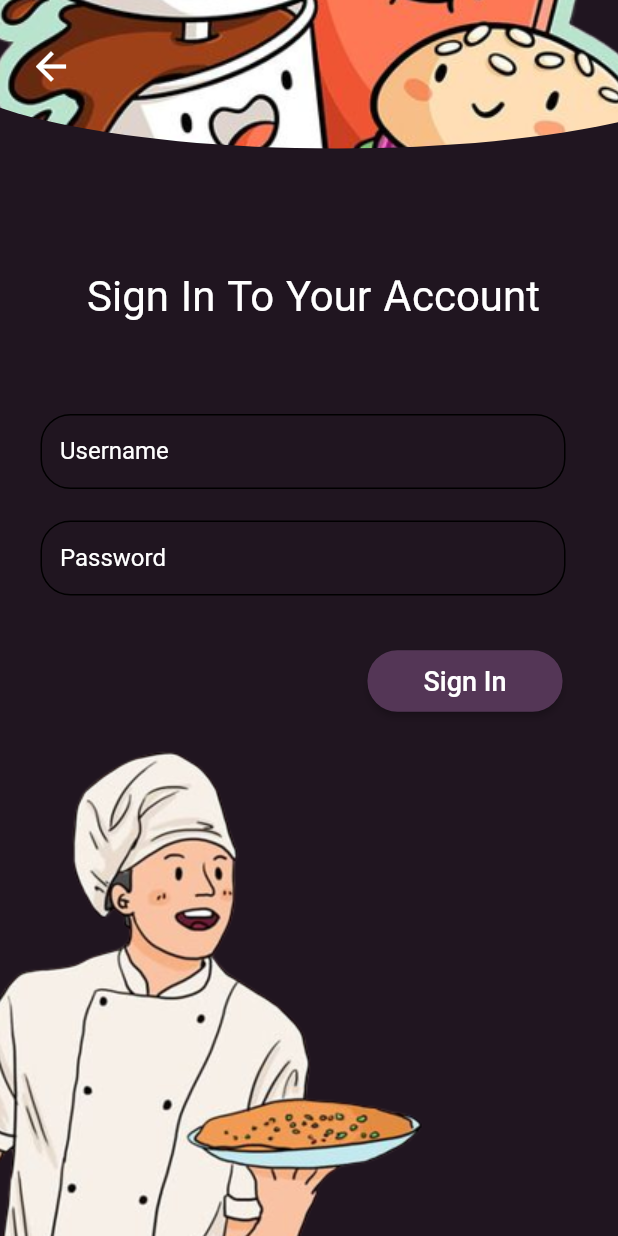
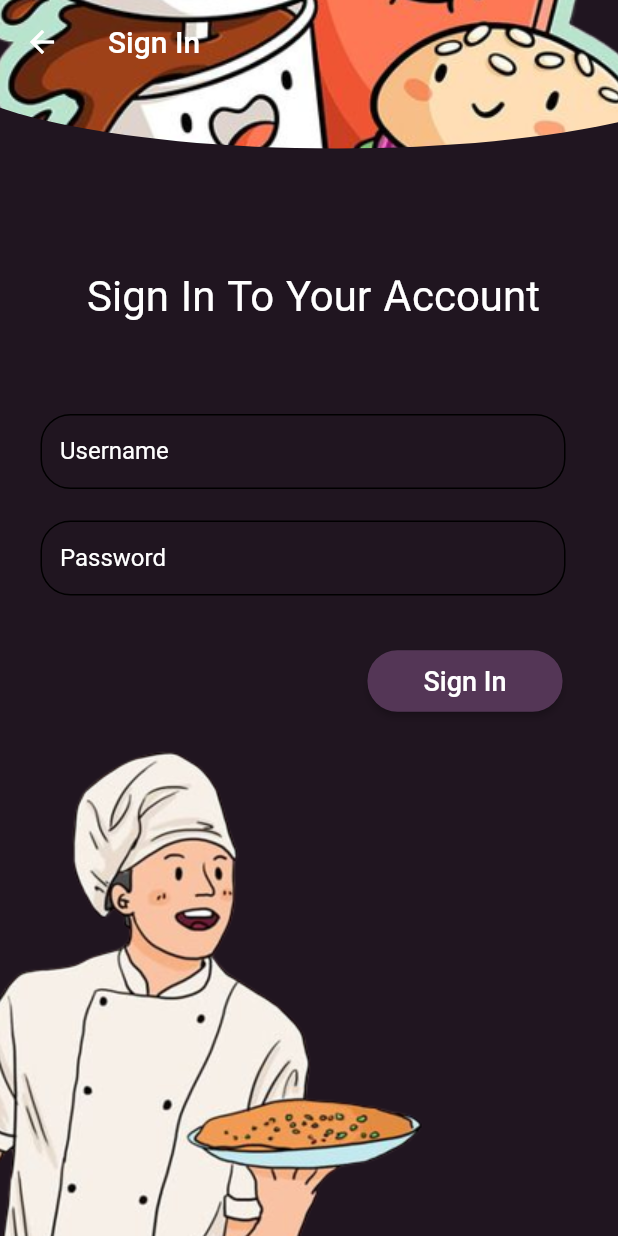
Before and after one commit to DaveKeaneW/GROUP1_MOBILEPROGRAMMING, a Flutter app: the screen it shows after launch, after a tap on "Sign In", on a phone screen of 412 x 824 dp. Run offline on Flutter 3.47's test engine with Material 2 defaults, Android fonts, the phone set to English and light mode, and no system bars; our stand-ins replace google_fonts; Roboto replaces fonts that are missing (Inria Serif).

Commit message:
icon back benar

```diff
--- a/lib/pagesDave/signin.dart
+++ b/lib/pagesDave/signin.dart
@@ -12,11 +12,25 @@ class SignInPage extends StatelessWidget {
         scaffoldBackgroundColor: const Color.fromARGB(255, 18, 32, 47),
       ),
       home: Scaffold(
+        extendBodyBehindAppBar: true, // Memperpanjang konten di bawah AppBar
+        appBar: AppBar(
+          backgroundColor: Colors.transparent, // Atur latar belakang AppBar menjadi transparan
+          elevation: 0, // Hilangkan bayangan AppBar
+          // Tambahkan tombol kembali di sini
+          leading: IconButton(
+            icon: Icon(Icons.arrow_back),
+            onPressed: () {
+              Navigator.pop(context); // Kembali ke halaman sebelumnya
+            },
+          ),
+          title: Text('Sign In'),
+        ),
         body: SignIn(),
       ),
     );
   }
 }
+
 
 class SignIn extends StatelessWidget {
   @override
@@ -25,7 +39,7 @@ class SignIn extends StatelessWidget {
       children: [
         Container(
           width: 412,
-          height: 842,
+          height: 867,
           clipBehavior: Clip.antiAlias,
           decoration: ShapeDecoration(
             color: Color(0xFF201520),
@@ -170,20 +184,7 @@ class SignIn extends StatelessWidget {
                   ),
                 ),
               ),
-               Positioned(
-                left: 10,
-                top: 20,
-                child: IconButton(
-                  onPressed: () {
-                    Navigator.pop(context); // This pops the current page and goes back to the previous page.
-                  },
-                  icon: Icon(
-                    Icons.arrow_back,
-                    color: Colors.white,
-                    size: 30,
-                  ),
-                ),
-              ),
+
             ],
           ),
 
```
